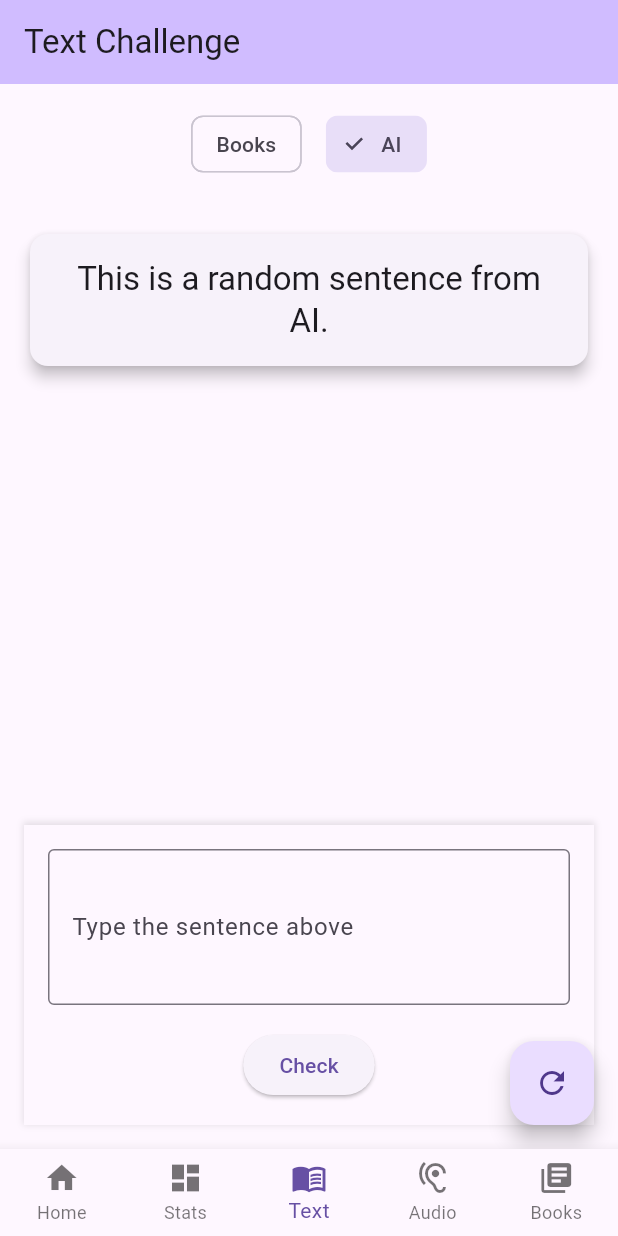
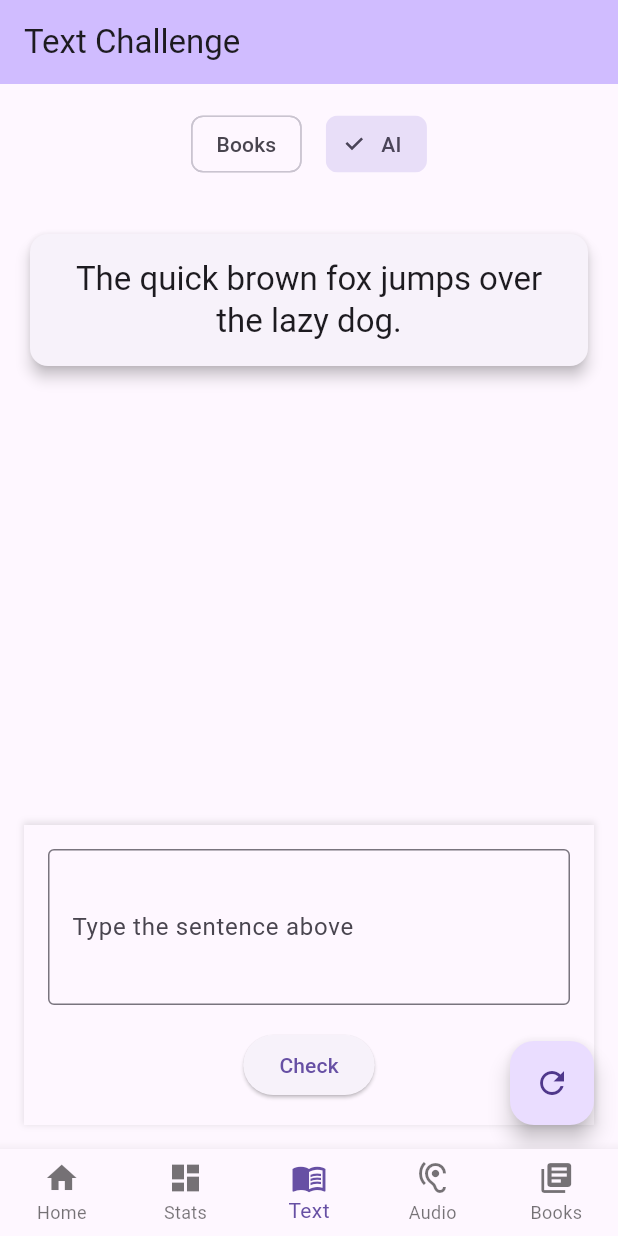
Before and after one commit to hyunjin1012/justype_app, a Flutter app: the TextChallengeScreen screen opened by its route, after a tap on "AI", on a phone screen of 412 x 824 dp. Run offline on Flutter 3.47's test engine with Material 3 defaults, Android fonts, the phone set to English and light mode, and no system bars; our stand-ins replace confetti, flutter_dotenv, flutter_tts, go_router, shared_preferences; accounts and stored records are empty; network calls fail.

Commit message:
add ai service

```diff
--- a/lib/main.dart
+++ b/lib/main.dart
@@ -4,9 +4,23 @@ import 'router/app_router.dart';
 import 'package:provider/provider.dart';
 import 'services/theme_service.dart';
 import 'screens/home_screen.dart';
+import 'package:flutter_dotenv/flutter_dotenv.dart';
+import 'dart:io';
 
 void main() async {
   WidgetsFlutterBinding.ensureInitialized();
+
+  try {
+    // Load environment variables from root directory
+    await dotenv.load(fileName: ".env");
+    print('Environment variables loaded successfully');
+    print(
+        'API Key: ${dotenv.env['OPENAI_API_KEY']?.substring(0, 10)}...'); // Print first 10 chars for verification
+  } catch (e) {
+    print('Error loading environment variables: $e');
+    print('Current working directory: ${Directory.current.path}');
+    // Continue running the app even if .env loading fails
+  }
 
   // Check if first launch to show onboarding
   final prefs = await SharedPreferences.getInstance();
--- /dev/null
+++ b/lib/services/ai_service.dart
@@ -0,0 +1,120 @@
+import 'package:http/http.dart' as http;
+import 'dart:convert';
+import 'package:flutter_dotenv/flutter_dotenv.dart';
+
+class AIService {
+  static const String _apiEndpoint =
+      'https://api.openai.com/v1/chat/completions';
+  late String _apiKey;
+  bool _quotaExceeded = false;
+
+  AIService() {
+    try {
+      final apiKey = dotenv.env['OPENAI_API_KEY'];
+      if (apiKey == null || apiKey.isEmpty) {
+        print('Warning: OpenAI API key not found in environment variables');
+        _apiKey = '';
+      } else {
+        print(
+            'API Key loaded successfully (first 10 chars): ${apiKey.substring(0, 10)}...');
+        _apiKey = apiKey;
+      }
+    } catch (e) {
+      print('Error accessing environment variables: $e');
+      _apiKey = '';
+    }
+  }
+
+  Future<Map<String, dynamic>> generateSentence() async {
+    if (_apiKey.isEmpty) {
+      print('Using fallback sentence due to missing API key');
+      return _getFallbackContent();
+    }
+
+    if (_quotaExceeded) {
+      print('Using fallback sentence due to quota exceeded');
+      return _getFallbackContent(quotaExceeded: true);
+    }
+
+    try {
+      final response = await http.post(
+        Uri.parse(_apiEndpoint),
+        headers: {
+          'Content-Type': 'application/json',
+          'Authorization': 'Bearer $_apiKey',
+        },
+        body: json.encode({
+          'model': 'gpt-3.5-turbo',
+          'messages': [
+            {
+              'role': 'system',
+              'content':
+                  'You are a helpful assistant that generates random English sentences for typing practice. Each sentence should be between 20 and 200 characters long, grammatically correct, and meaningful. Do not include any special characters or formatting.'
+            },
+            {
+              'role': 'user',
+              'content': 'Generate a random sentence for typing practice.'
+            }
+          ],
+          'temperature': 0.7,
+          'max_tokens': 100,
+        }),
+      );
+
+      if (response.statusCode == 200) {
+        final data = json.decode(response.body);
+        final sentence =
+            data['choices'][0]['message']['content'].toString().trim();
+
+        // Validate the sentence length
+        if (sentence.length < 20 || sentence.length > 200) {
+          throw Exception(
+              'Generated sentence length is not within required range');
+        }
+
+        return {
+          'content': sentence,
+          'bookTitle': 'AI Generated',
+          'bookAuthor': 'AI',
+          'currentBookId': '',
+        };
+      } else if (response.statusCode == 429) {
+        // Handle quota exceeded error
+        _quotaExceeded = true;
+        print('API Quota exceeded, switching to fallback content');
+        return _getFallbackContent(quotaExceeded: true);
+      } else {
+        print('API Error: ${response.statusCode} - ${response.body}');
+        throw Exception('Failed to generate sentence: ${response.statusCode}');
+      }
+    } catch (e) {
+      print('Error generating sentence: $e');
+      return _getFallbackContent();
+    }
+  }
+
+  Map<String, dynamic> _getFallbackContent({bool quotaExceeded = false}) {
+    final sentences = [
+      "The quick brown fox jumps over the lazy dog.",
+      "She sells seashells by the seashore.",
+      "How much wood would a woodchuck chuck if a woodchuck could chuck wood?",
+      "Peter Piper picked a peck of pickled peppers.",
+      "The early bird catches the worm.",
+      "A stitch in time saves nine.",
+      "All that glitters is not gold.",
+      "The pen is mightier than the sword.",
+      "Actions speak louder than words.",
+      "Better late than never."
+    ];
+
+    final random = DateTime.now().millisecondsSinceEpoch % sentences.length;
+    final sentence = sentences[random];
+
+    return {
+      'content': sentence,
+      'bookTitle': quotaExceeded ? 'Quota Exceeded' : 'AI Generated',
+      'bookAuthor': quotaExceeded ? 'Please check your OpenAI billing' : 'AI',
+      'currentBookId': '',
+    };
+  }
+}
--- a/lib/services/practice_service.dart
+++ b/lib/services/practice_service.dart
@@ -1,18 +1,13 @@
 import 'package:flutter/foundation.dart';
+import 'ai_service.dart';
 
 class PracticeService extends ChangeNotifier {
   int _totalExercises = 0;
+  final AIService _aiService = AIService();
 
   // Renamed method to clarify it's for AI content only
   Future<Map<String, dynamic>> fetchAIContent() async {
-    Map<String, dynamic> result = {
-      'content': 'This is a random sentence from AI.',
-      'bookTitle': 'AI Generated',
-      'bookAuthor': 'AI',
-      'currentBookId': '',
-    };
-
-    return result;
+    return await _aiService.generateSentence();
   }
 
   // Shared method to check answers
--- a/lib/services/sentence_manager.dart
+++ b/lib/services/sentence_manager.dart
@@ -42,6 +42,7 @@ class SentenceManager {
         onLoadingChanged(true);
       }
 
+      try {
         if (_selectedSource == 'Books') {
           // Use the shared method from GutenbergService
           final result = await _gutenbergService.getProcessedSentence();
@@ -60,14 +61,24 @@ class SentenceManager {
 
         _currentSentence =
             _selectedSource == 'Books' ? _booksSentence : _aiSentence;
+      } catch (e) {
+        print('Error fetching content: $e');
+        // Set fallback content
+        if (_selectedSource == 'AI') {
+          _aiSentence = "The quick brown fox jumps over the lazy dog.";
+          _bookTitle = "AI Generated";
+          _bookAuthor = "AI";
+          _currentBookId = "";
+          _currentSentence = _aiSentence;
+        }
+      } finally {
         _isLoading = false;
-
         if (onLoadingChanged != null) {
           onLoadingChanged(false);
         }
-
         if (onContentUpdated != null) {
           onContentUpdated();
+        }
       }
     } else {
       // Just switch to the existing content
--- a/pubspec.yaml
+++ b/pubspec.yaml
@@ -43,6 +43,7 @@ dependencies:
   confetti: ^0.8.0
   provider: ^6.1.2
   lottie: ^3.2.0
+  flutter_dotenv: ^5.2.1
 
 dev_dependencies:
   flutter_test:
@@ -67,7 +68,8 @@ flutter:
   uses-material-design: true
 
   # To add assets to your application, add an assets section, like this:
-  # assets:
+  assets:
+    - .env
   #   - images/a_dot_burr.jpeg
   #   - images/a_dot_ham.jpeg
 
```
Also changed, not shown: pubspec.lock, 1 other file. Lines whose indentation alone changed are shown as unchanged.
